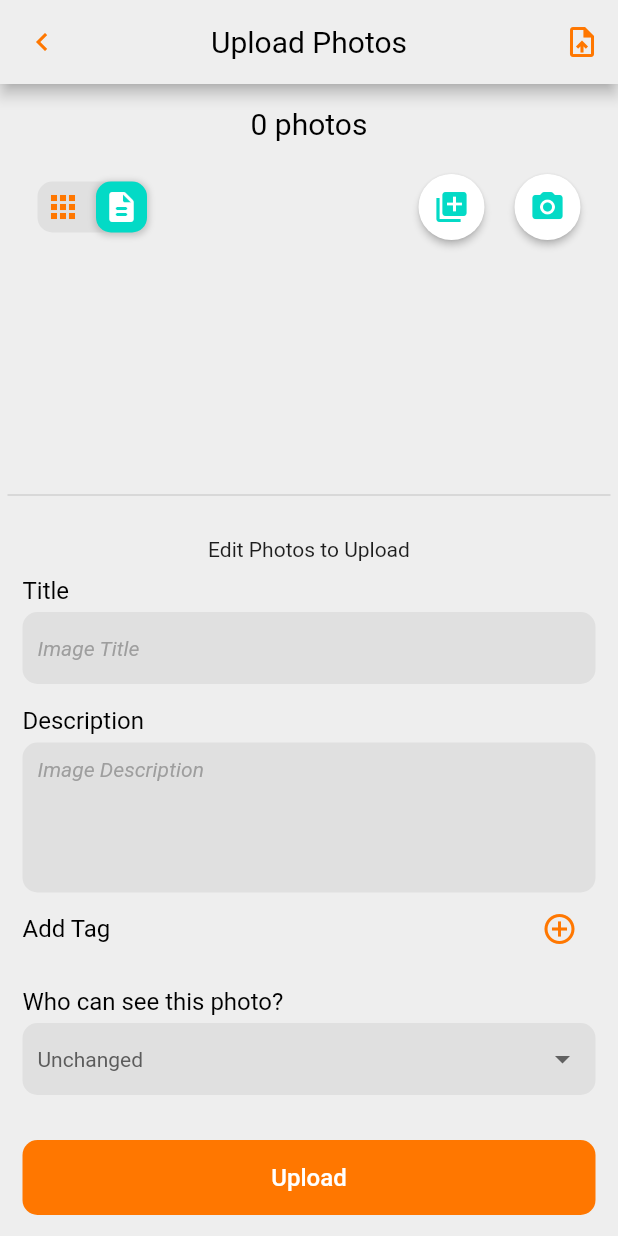
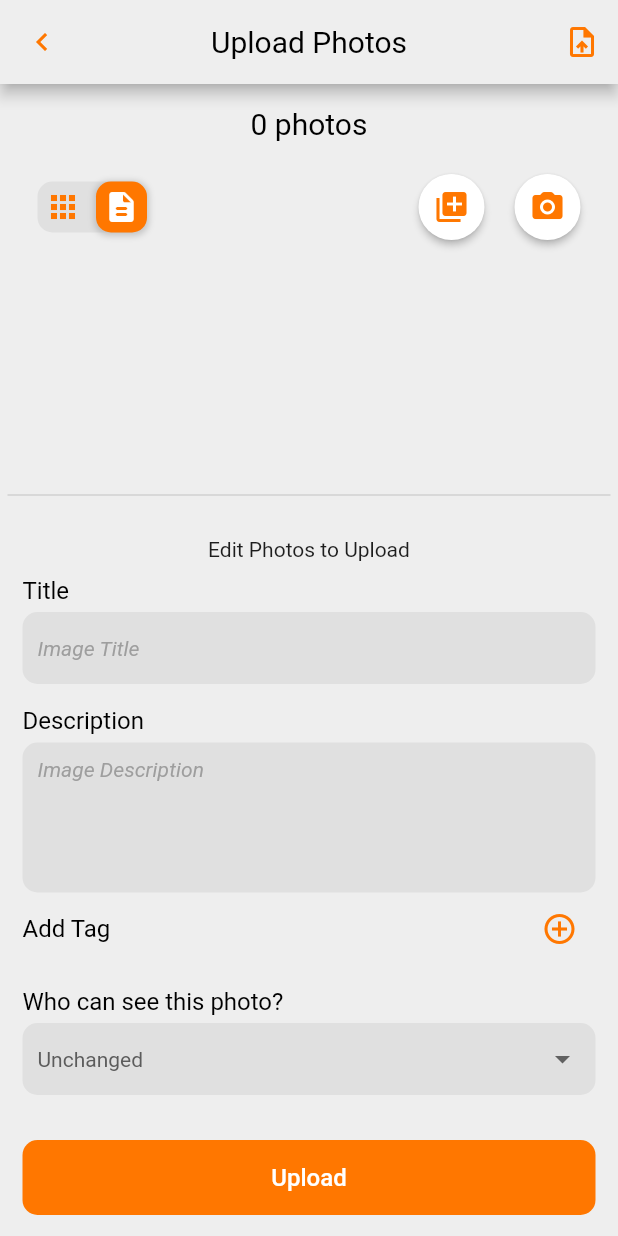
Before and after one commit to charisma98/piwigo-flutter-app, a Flutter app: the UploadGalleryViewPage screen opened directly with empty values, on a phone screen of 412 x 824 dp. Run offline on Flutter 3.47's test engine with Material 2 defaults, Android fonts, the phone set to English and light mode, and no system bars; our stand-ins replace auto_size_text, better_player, cached_network_image, cookie_jar, dio, dio_cookie_manager and 10 more; missing offline and left inert: ext_storage, flat_icons_flutter, icon_shadow, images_picker, multi_image_picker; accounts and stored records are empty; generated files the repository leaves out were written again.

Commit message:
- Theme fixes - Fixed and downgraded photo_view

```diff
--- a/lib/views/UploadGalleryViewPage.dart
+++ b/lib/views/UploadGalleryViewPage.dart
@@ -142,7 +142,6 @@ class _UploadGalleryViewPage extends State<UploadGalleryViewPage> {
 
   @override
   Widget build(BuildContext context) {
-    ThemeData _theme = Theme.of(context);
     if(isPortrait(context)) {
       _pageController = PageController(viewportFraction: 7/8);
     } else {
@@ -151,7 +150,7 @@ class _UploadGalleryViewPage extends State<UploadGalleryViewPage> {
 
     return Scaffold(
       appBar: AppBar(
-        iconTheme: _theme.iconTheme,
+        iconTheme: Theme.of(context).iconTheme,
         leading: IconButton(
           onPressed: () {
             Navigator.of(context).pop();
@@ -186,7 +185,7 @@ class _UploadGalleryViewPage extends State<UploadGalleryViewPage> {
                 child: Padding(
                   padding: EdgeInsets.all(10),
                   child: Text(appStrings(context).imageCount(widget.imageData.length),
-                      style: TextStyle(fontSize: 20, color: _theme.textTheme.bodyText2.color)
+                      style: TextStyle(fontSize: 20, color: Theme.of(context).textTheme.bodyText2.color)
                   ),
                 ),
               ),
@@ -207,7 +206,7 @@ class _UploadGalleryViewPage extends State<UploadGalleryViewPage> {
                       children: [
                         ElevatedButton(
                           onPressed: addFiles,
-                          child: Icon(Icons.add_to_photos, color: _theme.accentColor,),
+                          child: Icon(Icons.add_to_photos, color: Theme.of(context).iconTheme.color),
                           style: ElevatedButton.styleFrom(
                             shape: CircleBorder(),
                             padding: EdgeInsets.all(10),
@@ -216,7 +215,7 @@ class _UploadGalleryViewPage extends State<UploadGalleryViewPage> {
                         ),
                         ElevatedButton(
                           onPressed: takePhoto,
-                          child: Icon(Icons.photo_camera_rounded, color: _theme.accentColor,),
+                          child: Icon(Icons.photo_camera_rounded, color: Theme.of(context).iconTheme.color),
                           style: ElevatedButton.styleFrom(
                             shape: CircleBorder(),
                             padding: EdgeInsets.all(10),
@@ -270,9 +269,9 @@ class _UploadGalleryViewPage extends State<UploadGalleryViewPage> {
                                     decoration: BoxDecoration(
                                       borderRadius: BorderRadius.only(topLeft: Radius.circular(15)),
                                       // shape: BoxShape.circle,
-                                      color: _theme.scaffoldBackgroundColor,
+                                      color: Theme.of(context).scaffoldBackgroundColor,
                                     ),
-                                    child: Icon(Icons.remove_circle_outline, color: _theme.errorColor),
+                                    child: Icon(Icons.remove_circle_outline, color: Theme.of(context).errorColor),
                                   ),
                                 )
                             ),
@@ -309,7 +308,7 @@ class _UploadGalleryViewPage extends State<UploadGalleryViewPage> {
                                     padding: EdgeInsets.all(5),
                                     decoration: BoxDecoration(
                                       borderRadius: BorderRadius.circular(10),
-                                      color: _theme.inputDecorationTheme.fillColor,
+                                      color: Theme.of(context).inputDecorationTheme.fillColor,
                                     ),
                                     child: ClipRRect(
                                       borderRadius: BorderRadius.circular(7),
@@ -327,12 +326,12 @@ class _UploadGalleryViewPage extends State<UploadGalleryViewPage> {
                                           topRight: Radius.circular(10),
                                           bottomRight: Radius.circular(10),
                                         ),
-                                        color: _theme.inputDecorationTheme.fillColor,
+                                        color: Theme.of(context).inputDecorationTheme.fillColor,
                                       ),
                                       child: Column(
                                         crossAxisAlignment: CrossAxisAlignment.start,
                                         children: [
-                                          Text('${image.path.split('/').last}', style: _theme.textTheme.bodyText2, overflow: TextOverflow.fade),
+                                          Text('${image.path.split('/').last}', style: Theme.of(context).textTheme.bodyText2, overflow: TextOverflow.fade),
                                         ],
                                       ),
                                     ),
@@ -349,9 +348,9 @@ class _UploadGalleryViewPage extends State<UploadGalleryViewPage> {
                                     padding: EdgeInsets.all(3),
                                     decoration: BoxDecoration(
                                       shape: BoxShape.circle,
-                                      color: _theme.scaffoldBackgroundColor,
+                                      color: Theme.of(context).scaffoldBackgroundColor,
                                     ),
-                                    child: Icon(Icons.remove_circle_outline, color: _theme.errorColor),
+                                    child: Icon(Icons.remove_circle_outline, color: Theme.of(context).errorColor),
                                   ),
                                 )
                             ),
@@ -375,14 +374,14 @@ class _UploadGalleryViewPage extends State<UploadGalleryViewPage> {
                         child: Padding(
                           padding: EdgeInsets.all(10),
                           child: Text(appStrings(context).imageUploadDetailsEdit_title,
-                            style: _theme.textTheme.subtitle1,
+                            style: Theme.of(context).textTheme.subtitle1,
                           ),
                         ),
                       ),
                       Align(
                         alignment: Alignment.topLeft,
                         child: Text(appStrings(context).editImageDetails_title,
-                            style: _theme.textTheme.headline5
+                            style: Theme.of(context).textTheme.headline5
                         ),
                       ),
                       Padding(
@@ -395,7 +394,7 @@ class _UploadGalleryViewPage extends State<UploadGalleryViewPage> {
                       Align(
                         alignment: Alignment.topLeft,
                         child: Text(appStrings(context).editImageDetails_description,
-                            style: _theme.textTheme.headline5
+                            style: Theme.of(context).textTheme.headline5
                         ),
                       ),
                       Padding(
@@ -412,7 +411,7 @@ class _UploadGalleryViewPage extends State<UploadGalleryViewPage> {
                         mainAxisAlignment: MainAxisAlignment.spaceBetween,
                         children: [
                           Text(appStrings(context).tagsAdd_title,
-                              style: _theme.textTheme.headline5
+                              style: Theme.of(context).textTheme.headline5
                           ),
                           IconButton(
                             tooltip: appStrings(context).tagsTitle_selectOne,
@@ -456,7 +455,7 @@ class _UploadGalleryViewPage extends State<UploadGalleryViewPage> {
                             if(index == 0) {
                               return tagItem(_tags[index], animation,
                                 borderRadius: BorderRadius.vertical(top: Radius.circular(10)),
-                                border: Border(bottom: BorderSide(color: _theme.scaffoldBackgroundColor)),
+                                border: Border(bottom: BorderSide(color: Theme.of(context).scaffoldBackgroundColor)),
                               );
                             }
                             if(index == _tags.length-1) {
@@ -465,7 +464,7 @@ class _UploadGalleryViewPage extends State<UploadGalleryViewPage> {
                               );
                             }
                             return tagItem(_tags[index], animation,
-                              border: Border(bottom: BorderSide(color: _theme.scaffoldBackgroundColor)),
+                              border: Border(bottom: BorderSide(color: Theme.of(context).scaffoldBackgroundColor)),
                             );
                           },
                         ),
@@ -474,7 +473,7 @@ class _UploadGalleryViewPage extends State<UploadGalleryViewPage> {
                       Align(
                         alignment: Alignment.topLeft,
                         child: Text(appStrings(context).editImageDetails_privacyLevel,
-                            style: _theme.textTheme.headline5
+                            style: Theme.of(context).textTheme.headline5
                         ),
                       ),
                       Padding(
@@ -483,7 +482,7 @@ class _UploadGalleryViewPage extends State<UploadGalleryViewPage> {
                           padding: EdgeInsets.symmetric(horizontal: 10),
                           decoration: BoxDecoration(
                               borderRadius: BorderRadius.circular(10),
-                              color: _theme.inputDecorationTheme.fillColor
+                              color: Theme.of(context).inputDecorationTheme.fillColor
                           ),
                           child: DropdownButton<int>(
                             onTap: () {
@@ -531,8 +530,6 @@ class _UploadGalleryViewPage extends State<UploadGalleryViewPage> {
   }
 
   Widget tagItem(dynamic tag, Animation<double> animation, {BorderRadius borderRadius, Border border}) {
-    var _theme = Theme.of(context);
-
     return SizeTransition(
       axis: Axis.vertical,
       sizeFactor: animation,
@@ -549,7 +546,7 @@ class _UploadGalleryViewPage extends State<UploadGalleryViewPage> {
           child: Row(
             mainAxisAlignment: MainAxisAlignment.spaceBetween,
             children: [
-              Text('${tag['name']}', style: _theme.textTheme.subtitle1),
+              Text('${tag['name']}', style: Theme.of(context).textTheme.subtitle1),
               InkWell(
                 onTap: () async {
                   _listKey.currentState.removeItem(_tags.indexOf(tag), (context, animation) => tagItem(tag, animation));
--- a/lib/views/components/Buttons.dart
+++ b/lib/views/components/Buttons.dart
@@ -25,26 +25,28 @@ class DialogButton extends StatelessWidget {
 }
 
 ButtonStyle dialogButtonStyle(context) {
-  var _theme = Theme.of(context);
   return ButtonStyle(
     shape: MaterialStateProperty.all<RoundedRectangleBorder>(
       RoundedRectangleBorder(
         borderRadius: BorderRadius.circular(10),
       ),
     ),
-    backgroundColor: MaterialStateProperty.all(_theme.colorScheme.primary),
+    backgroundColor: MaterialStateProperty.all(
+      Theme.of(context).colorScheme.primary
+    ),
   );
 }
 
 ButtonStyle dialogButtonStyleDisabled(context) {
-  var _theme = Theme.of(context);
   return ButtonStyle(
     shape: MaterialStateProperty.all<RoundedRectangleBorder>(
       RoundedRectangleBorder(
         borderRadius: BorderRadius.circular(10),
       ),
     ),
-    backgroundColor: MaterialStateProperty.all(_theme.disabledColor),
+    backgroundColor: MaterialStateProperty.all(
+      Theme.of(context).disabledColor
+    ),
   );
 }
 
@@ -78,14 +80,12 @@ class IconSwitch extends StatelessWidget {
 
   @override
   Widget build(BuildContext context) {
-    var _theme = Theme.of(context);
-
     return GestureDetector(
       onTap: onTap,
       child: Container(
         decoration: BoxDecoration(
           borderRadius: BorderRadius.circular(10),
-          color: _theme.inputDecorationTheme.fillColor,
+          color: Theme.of(context).inputDecorationTheme.fillColor,
         ),
         child: Row(
           mainAxisSize: MainAxisSize.min,
@@ -94,11 +94,11 @@ class IconSwitch extends StatelessWidget {
               padding: EdgeInsets.all(5),
               decoration: BoxDecoration(
                 borderRadius: BorderRadius.circular(10),
-                color: isOnLeft ? _theme.accentColor : Colors.transparent,
+                color: isOnLeft ? Theme.of(context).iconTheme.color : Colors.transparent,
                 boxShadow: _switchIconShadow(true),
               ),
               child: Icon(Icons.apps_rounded,
-                  color: isOnLeft ? Colors.white : _theme.iconTheme.color
+                  color: isOnLeft ? Colors.white : Theme.of(context).iconTheme.color
               ),
             ),
             SizedBox(width: 5),
@@ -106,11 +106,11 @@ class IconSwitch extends StatelessWidget {
               padding: EdgeInsets.all(5),
               decoration: BoxDecoration(
                 borderRadius: BorderRadius.circular(10),
-                color: isOnLeft ? Colors.transparent : _theme.accentColor,
+                color: isOnLeft ? Colors.transparent : Theme.of(context).iconTheme.color,
                 boxShadow: _switchIconShadow(false),
               ),
               child: Icon(Icons.description_rounded,
-                  color: isOnLeft ? _theme.iconTheme.color : Colors.white
+                  color: isOnLeft ? Theme.of(context).iconTheme.color : Colors.white
               ),
             ),
           ],
```
Also changed, not shown: lib/views/ImageViewPage.dart (+177 -173 lines), pubspec.yaml (+1 -6 lines).
